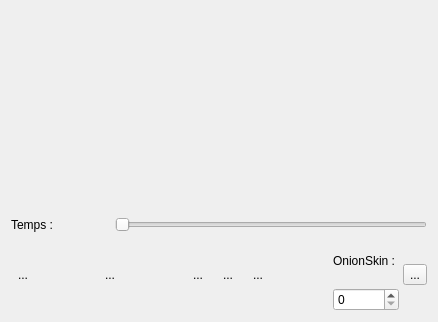
Above: src/tweedy/gui/viewerImg/ViewerTweedy.ui from stopmotionimac/tweedy before the change. Below: the same form after it.
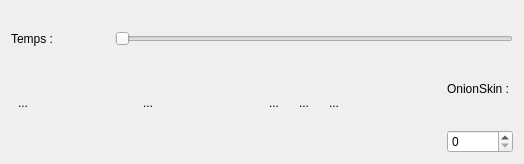
That is the form after the change.

Commit message: redimensionnement fenetres (pas encore optimal)

What changed in the file:
```diff
--- a/src/tweedy/gui/viewerImg/ViewerTweedy.ui
+++ b/src/tweedy/gui/viewerImg/ViewerTweedy.ui
@@ -6,8 +6,8 @@
    <rect>
     <x>0</x>
     <y>0</y>
-    <width>438</width>
-    <height>322</height>
+    <width>524</width>
+    <height>164</height>
    </rect>
   </property>
   <property name="windowTitle">
@@ -16,11 +16,11 @@
   <layout class="QVBoxLayout" name="verticalLayout_3">
    <item>
     <widget class="QLabel" name="viewerLabel">
-     <property name="minimumSize">
-      <size>
-       <width>0</width>
-       <height>200</height>
-      </size>
+     <property name="sizePolicy">
+      <sizepolicy hsizetype="Expanding" vsizetype="Expanding">
+       <horstretch>0</horstretch>
+       <verstretch>0</verstretch>
+      </sizepolicy>
      </property>
      <property name="mouseTracking">
       <bool>false</bool>
@@ -42,7 +42,7 @@
    <item>
     <layout class="QVBoxLayout" name="verticalLayout_2">
      <property name="sizeConstraint">
-      <enum>QLayout::SetMinimumSize</enum>
+      <enum>QLayout::SetFixedSize</enum>
      </property>
      <item>
       <layout class="QHBoxLayout" name="horizontalLayout_3">
@@ -215,13 +215,6 @@
          <item row="1" column="0">
           <widget class="QSpinBox" name="spinBox"/>
          </item>
-         <item row="0" column="1" rowspan="2">
-          <widget class="QToolButton" name="onionSkinButton">
-           <property name="text">
-            <string>...</string>
-           </property>
-          </widget>
-         </item>
         </layout>
        </item>
       </layout>
```
The commit also changes 3 other files.
